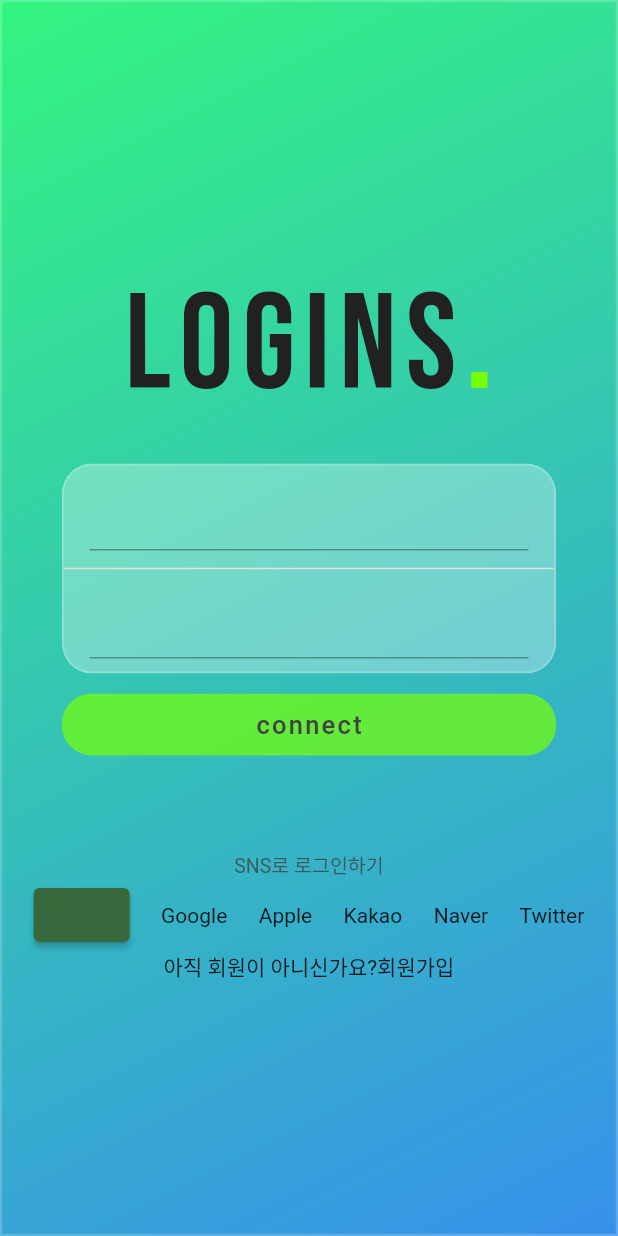
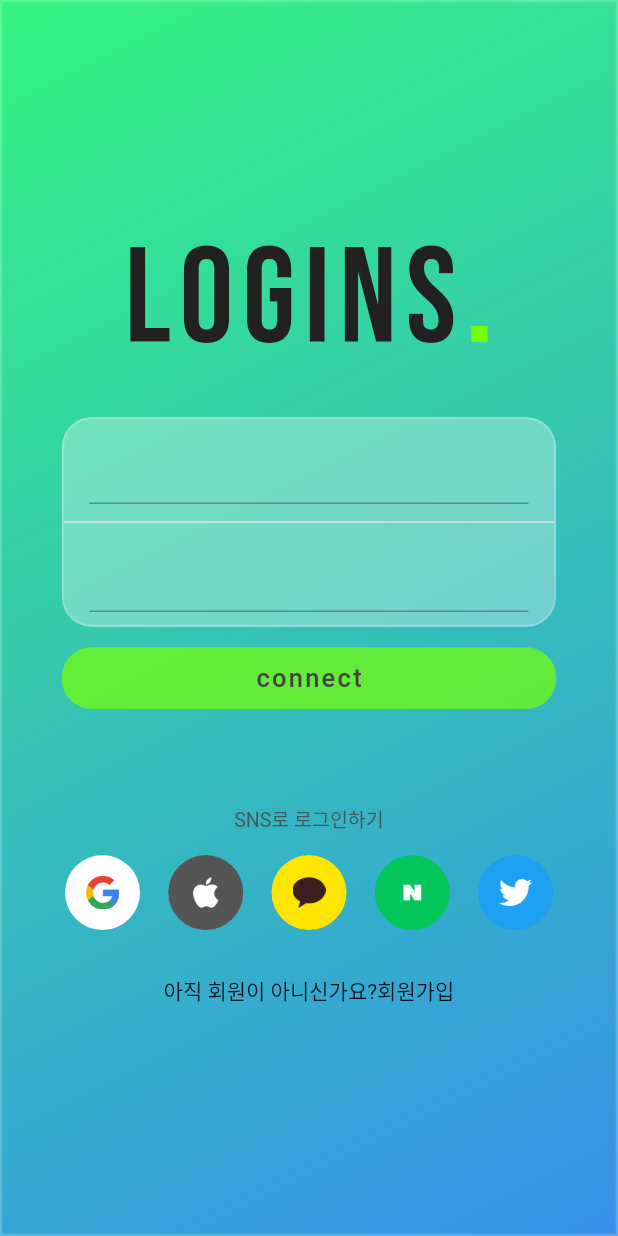
Before and after one commit to Yun-sooyong/several_social_logins, a Flutter app: the screen it shows after launch, on a phone screen of 412 x 824 dp. Run offline on Flutter 3.47's test engine with Material 2 defaults, Android fonts, the phone set to English and light mode, and no system bars; our stand-ins replace google_fonts.

Commit message:
add sns login buttons

```diff
--- a/lib/login_page.dart
+++ b/lib/login_page.dart
@@ -2,6 +2,7 @@ import 'package:flutter/material.dart';
 import 'package:google_fonts/google_fonts.dart';
 import 'package:several_social_logins/utils/color.dart';
 import 'package:several_social_logins/utils/glassmorphism.dart';
+import 'package:several_social_logins/utils/sns_buttons.dart';
 
 class LoginPage extends StatefulWidget {
   const LoginPage({super.key});
@@ -28,8 +29,7 @@ class _LoginPageState extends State<LoginPage> {
         opacity: 0.2,
         child: Scaffold(
           backgroundColor: Colors.transparent,
-          body: Center(
-            child: Column(
+          body: Column(
             mainAxisAlignment: MainAxisAlignment.center,
             crossAxisAlignment: CrossAxisAlignment.center,
             children: [
@@ -120,31 +120,46 @@ class _LoginPageState extends State<LoginPage> {
                   color: Colors.grey.shade800.withOpacity(0.8),
                 ),
               ),
-                Row(
+              Padding(
+                padding:
+                    const EdgeInsets.symmetric(vertical: 15, horizontal: 30),
+                child: Row(
                   mainAxisAlignment: MainAxisAlignment.spaceEvenly,
-                  // TODO: add icon and color in elevatedButton, shape is circle
+
                   // TODO: Make snsLoginButton Widget
                   children: [
-                    ElevatedButton(
-                      onPressed: () {},
-                      child: null,
-                    ),
-                    Text('Google'),
-                    Text('Apple'),
-                    Text('Kakao'),
-                    Text('Naver'),
-                    Text('Twitter'),
+                    SnsButton(
+                        background: googleColor,
+                        name: 'assets/images/google_logo.png'),
+                    SnsButton(
+                        background: appleColor,
+                        name: 'assets/images/apple_logo.png'),
+                    SnsButton(
+                        background: kakaoColor,
+                        name: 'assets/images/kakao_logo.png'),
+                    SnsButton(
+                        background: naverColor,
+                        name: 'assets/images/naver_logo_200.png'),
+                    SnsButton(
+                        background: twitterColor,
+                        name: 'assets/images/twitter_logo.png'),
                   ],
                 ),
-                Row(
+              ),
+              Align(
+                alignment: Alignment.bottomCenter,
+                child: Padding(
+                  padding: const EdgeInsets.symmetric(vertical: 15),
+                  child: Row(
                     mainAxisAlignment: MainAxisAlignment.center,
                     children: [
                       Text('아직 회원이 아니신가요?'),
                       Text('회원가입'),
                     ],
                   ),
+                ),
+              ),
             ],
-            ),
           ),
         ),
       ),
--- a/lib/utils/color.dart
+++ b/lib/utils/color.dart
@@ -5,3 +5,10 @@ import 'package:flutter/material.dart';
 
 Color tGradientStart = Color(0xff00f260);
 Color tGradientEnd = Color(0xff0575e6);
+
+// sns background guide color
+Color googleColor = Colors.white;
+Color appleColor = Color(0xff555555);
+Color kakaoColor = Color(0xffffee500);
+Color naverColor = Color(0xff03c75a);
+Color twitterColor = Color(0xff1da1f2);
--- /dev/null
+++ b/lib/utils/sns_buttons.dart
@@ -0,0 +1,28 @@
+import 'package:flutter/material.dart';
+
+class SnsButton extends StatelessWidget {
+  Color background;
+  String name;
+  SnsButton({
+    Key? key,
+    required this.background,
+    required this.name,
+  }) : super(key: key);
+
+  @override
+  Widget build(BuildContext context) {
+    return ElevatedButton(
+      style: ElevatedButton.styleFrom(
+        shape: CircleBorder(),
+        primary: background,
+        fixedSize: Size(50, 50),
+        elevation: 0,
+      ),
+      onPressed: () {},
+      child: Padding(
+        padding: const EdgeInsets.all(5.0),
+        child: Image.asset(name),
+      ),
+    );
+  }
+}
```
Also changed, not shown: pubspec.yaml (+2 -56 lines), assets/images/apple_logo.png (added), assets/images/apple_logo_black.png (added), assets/images/google_logo.png (added), assets/images/kakao_logo.png (added), assets/images/naver_logo.png (added), assets/images/naver_logo_200.png (added), assets/images/twitter_logo.png (added). Lines whose indentation alone changed are shown as unchanged.
